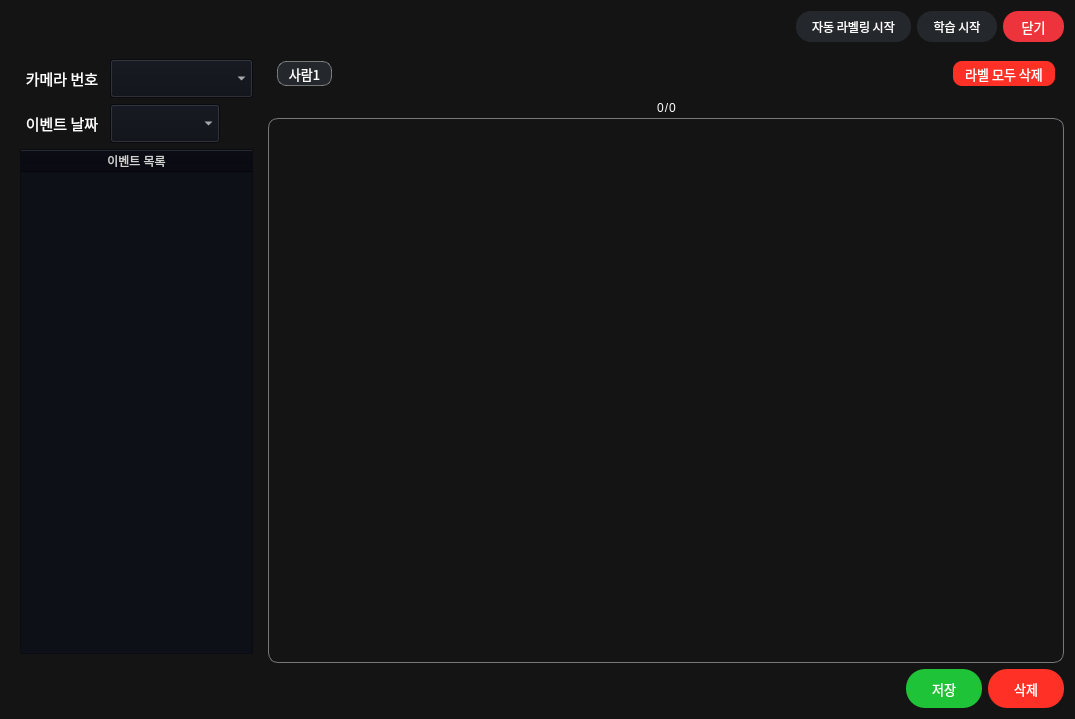
The window that ui/ai_labeling.ui (diddytpq/MS-AI-Viewer) describes before a commit, drawn with Qt 5.
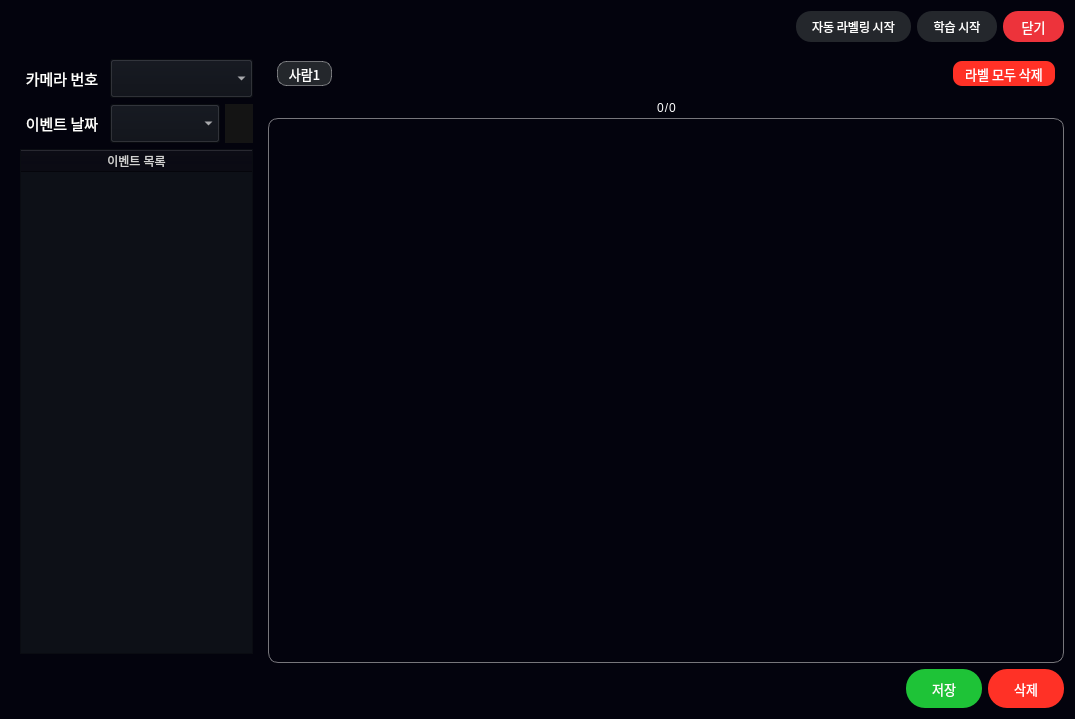
The same window after the commit. Icons and pictures are not drawn.

The edit to the form file:
```diff
--- a/ui/ai_labeling.ui
+++ b/ui/ai_labeling.ui
@@ -20,8 +20,7 @@
    <string notr="true">Labeling</string>
   </property>
   <property name="styleSheet">
-   <string notr="true">background-color: rgb(20, 20, 20);
-</string>
+   <string notr="true">background-color: rgb(3, 3, 13);</string>
   </property>
   <layout class="QVBoxLayout" name="verticalLayout_6">
    <item>
```
Left out of the diff: 3 changed lines with no effect on the pictures.
